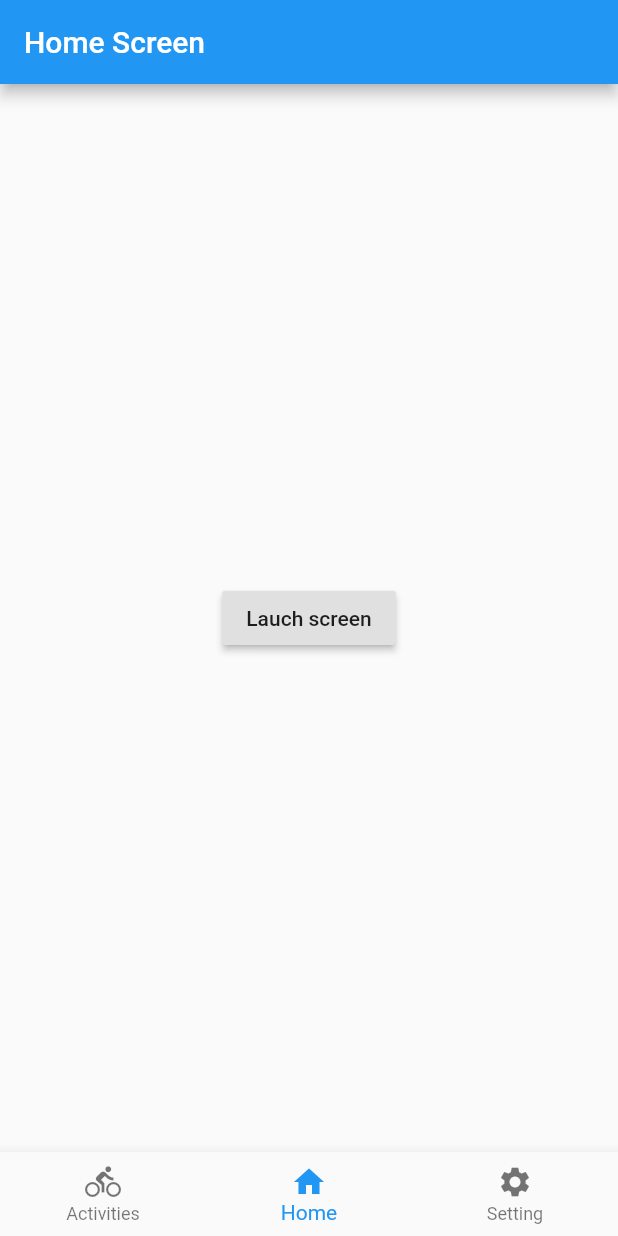
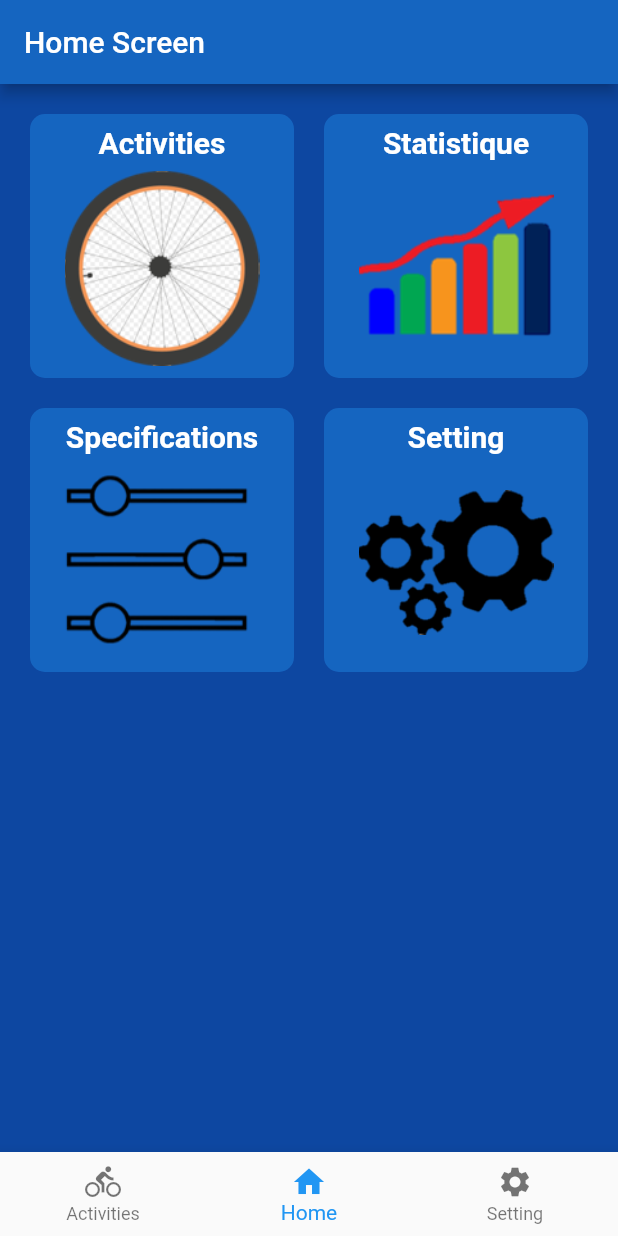
Before and after one commit to lilag-dawg/OSS_APP, a Flutter app: the screen it shows after launch, on a phone screen of 412 x 824 dp. Run offline on Flutter 3.47's test engine with Material 2 defaults, Android fonts, the phone set to English and light mode, and no system bars.

Commit message:
OSS-150: Functionnal navigation button

```diff
--- a/lib/constants.dart
+++ b/lib/constants.dart
@@ -1,11 +1,9 @@
 library constants;
+
+import 'package:flutter/material.dart';
 
 const double appWidth = 410;
 const double appHeight = 700;
 
-const int blueButtonColor = 0xFF0D47A1;
-const int backGroundBlue = 0xFF2962FF;
-
-// Color color1 = HexColor("b74093");
-// Color color2 = HexColor("#b74093");
-// Essayer cette methode pour les couleurs
+const int blueButtonColor = 0xFF1565C0;
+const int backGroundBlue = 0xFF0D47A1;
--- a/lib/screens/home_screen.dart
+++ b/lib/screens/home_screen.dart
@@ -1,24 +1,65 @@
 import 'package:flutter/material.dart';
 
-import './login_screen.dart';
+import '../constants.dart' as Constants;
+
+import '../widgets/navigationButton.dart';
+import '../screens/activities_screen.dart';
+import '../screens/statistics_screen.dart';
+import '../screens/specification_screen.dart';
+import '../screens/settings_screen.dart';
 
 class HomeScreen extends StatelessWidget {
   @override
   Widget build(BuildContext context) {
+
+    void _activitiesPressed(){
+      Navigator.push(
+      context,
+      MaterialPageRoute(builder: (context) => ActivitiesScreen()),
+      );
+    }
+
+    void _statsPressed(){
+      Navigator.push(
+      context,
+      MaterialPageRoute(builder: (context) => StatisticsScreen()),
+      );
+    }
+
+    void _specificationPressed(){
+      Navigator.push(
+      context,
+      MaterialPageRoute(builder: (context) => SpecificationScreen()),
+      );
+    }
+
+    void _settingPressed(){
+      Navigator.push(
+      context,
+      MaterialPageRoute(builder: (context) => SettingsScreen()),
+      );
+    }
+
+
     return Scaffold(
+      backgroundColor: Color(Constants.backGroundBlue),
       appBar: AppBar(
-        title: Text("Home Screen")
+        title: Text("Home Screen"),
+        backgroundColor: Color(Constants.blueButtonColor),
       ),
-      body: Center(
-        child: RaisedButton(
-          child: Text("Lauch screen"),
-          onPressed: () {
-            Navigator.push(
-              context,
-              MaterialPageRoute(builder: (context) => LoginScreen()),
-            );
-          },
-        ),
+      body: Container(
+        child: GridView.count(
+          crossAxisCount: 2,
+          padding: const EdgeInsets.all(20.0),
+          mainAxisSpacing: 20.0,
+          crossAxisSpacing: 20.0,
+          children: <Widget>[
+            NavigationButton( 150, 150, "Activities", "assets/activities.png", _activitiesPressed),
+            NavigationButton( 150, 150, "Statistique", "assets/stats.png", _statsPressed),
+            NavigationButton( 150, 150, "Specifications", "assets/specifications.png", _specificationPressed),
+            NavigationButton( 150, 150, "Setting", "assets/setting.png", _settingPressed),
+          ],
+        )
       ),
     );
   }
--- a/lib/screens/settings_screen.dart
+++ b/lib/screens/settings_screen.dart
@@ -10,10 +10,10 @@ class SettingsScreen extends StatelessWidget {
   @override
   Widget build(BuildContext context) {
     return Scaffold(
-      backgroundColor: Color(Constants.blueButtonColor),
+      backgroundColor: Color(Constants.backGroundBlue),
       appBar: AppBar(
         title: Text("Settings page"),
-        backgroundColor: Color(Constants.backGroundBlue),
+        backgroundColor: Color(Constants.blueButtonColor),
       ),
       body:
       Padding(
--- a/lib/widgets/blueButton.dart
+++ b/lib/widgets/blueButton.dart
@@ -16,7 +16,7 @@ class BlueButton extends StatelessWidget {
       width: buttonWidth,
       height: buttonHeight,
       child: RaisedButton(
-        color: Color(Constants.backGroundBlue) , // changer la couleur
+        color: Color(Constants.blueButtonColor) , // changer la couleur
         child: Row(children: <Widget>[
             Icon(inputIcon),
             SizedBox(width: buttonWidth*0.05, ),
--- a/lib/widgets/navigationButton.dart
+++ b/lib/widgets/navigationButton.dart
@@ -26,7 +26,7 @@ class NavigationButton extends StatelessWidget {
         onPressed: selectHandler,
         child: Column(
           children: <Widget>[
-            SizedBox(width: buttonWidth*0.05, ),
+            SizedBox(height: buttonWidth*0.05),
             Text(
               inputText,
               style: TextStyle(
@@ -35,8 +35,12 @@ class NavigationButton extends StatelessWidget {
                 fontSize: 20,
               ),
             ),
-            SizedBox(width: 50),
-            Image.asset(url)
+            SizedBox(height: buttonWidth*0.05),
+            Image.asset(
+              url,
+              width: buttonWidth-20,
+              height: buttonWidth-20,
+            )
           ],
         ),
       )
--- a/pubspec.yaml
+++ b/pubspec.yaml
@@ -42,6 +42,9 @@ flutter:
 
   # To add assets to your application, add an assets section, like this:
   assets:
+   - assets/activities.png
+   - assets/setting.png
+   - assets/specifications.png
    - assets/stats.png
   #  - images/a_dot_ham.jpeg
 
```
Also changed, not shown: lib/screens/activities_screen.dart (+0 -8 lines), assets/activities.png (added), assets/setting.png (added), assets/specifications.png (added), assets/stats.png.
